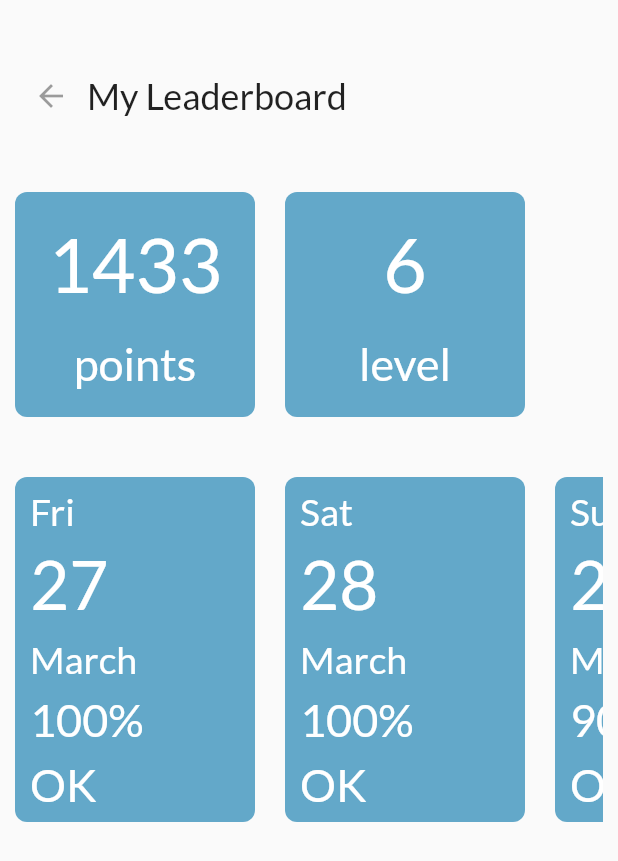
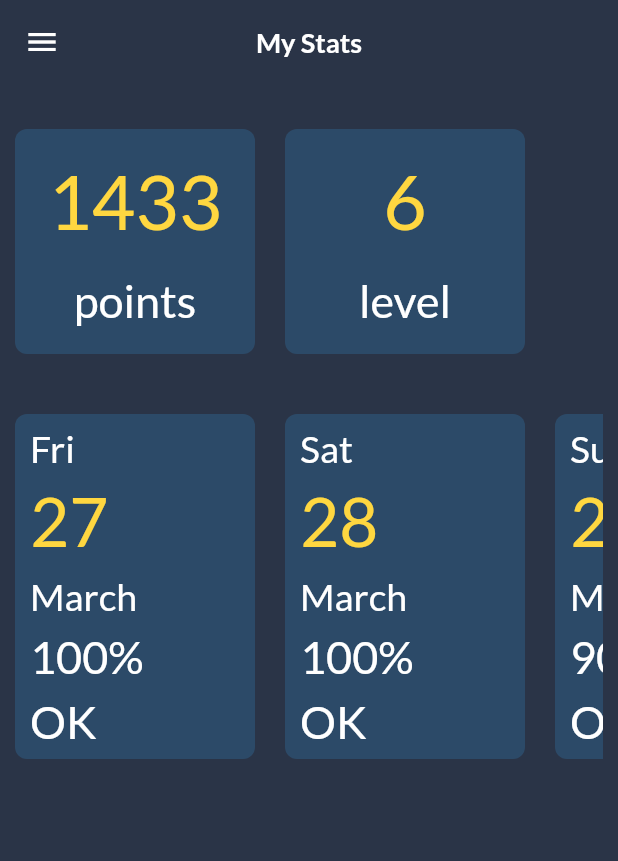
Before and after one commit to abender777/isolation_hero, a Flutter app: the _MyLeaderboardMobile widget shown alone on an empty page, opened directly with empty values, on a phone screen of 412 x 824 dp. Shown: the top 861 px of the screen. Run offline on Flutter 3.47's test engine with Material 2 defaults, Android fonts, the phone set to English and light mode, and no system bars; our stand-ins replace avatar_glow, equatable, flutter_map, font_awesome_flutter, geolocator, get_it and 5 more.

Commit message:
1. Updated leaderboard
2. Added master widget

3. Added drawer widget

```diff
--- a/lib/theme/app_theme.dart
+++ b/lib/theme/app_theme.dart
@@ -17,9 +17,9 @@ final darkTheme = ThemeData(
 
 final lightTheme = ThemeData(
     primarySwatch: Colors.grey,
-    primaryColor: Colors.white,
+    primaryColor: Color.fromRGBO(42, 52, 71, 1),
     brightness: Brightness.light,
-    backgroundColor: const Color(0xFFE5E5E5),
+    backgroundColor: Color.fromRGBO(42, 52, 71, 1),
     accentColor: Colors.black,
     accentIconTheme: IconThemeData(color: Colors.white),
     dividerColor: Colors.white54,
--- a/lib/views/my_leaderboard/my_leaderboard_mobile.dart
+++ b/lib/views/my_leaderboard/my_leaderboard_mobile.dart
@@ -16,6 +16,8 @@ class _MyLeaderboardState extends State<_MyLeaderboardMobile> {
 
   _MyLeaderboardState(this.viewModel);
 
+  Widget body;
+
   @override
   void initState() {
     super.initState();
@@ -25,21 +27,14 @@ class _MyLeaderboardState extends State<_MyLeaderboardMobile> {
 
   @override
   Widget build(BuildContext context) {
-    return Scaffold(
-        body: Container(
+    setState(() {
+    body = Container(
             padding: EdgeInsets.all(5),
             child: SingleChildScrollView(
                 child: Column(children: <Widget>[
               Container(
-                  margin: EdgeInsets.only(top: 30),
                   padding: EdgeInsets.all(5.0),
                   child: Column(children: <Widget>[
-                    Row(children: <Widget>[
-                      IconButton(icon: Icon(Icons.arrow_back), onPressed: null),
-                      Text("My Leaderboard",
-                          style: Theme.of(context).textTheme.headline)
-                    ]),
-                    SizedBox(height: 20),
                     Container(
                       margin: EdgeInsets.symmetric(vertical: 20.0),
                       height: 150.0,
@@ -57,10 +52,10 @@ class _MyLeaderboardState extends State<_MyLeaderboardMobile> {
                       ),
                     ),
                   ])),
-
-            ]))));
+            ])));
+    });
+    return MasterWidget(showDrawer: true, body: body, title: "My Stats");
   }
-
 
   List<Widget> getStatisticsListView(BuildContext context) {
     List<Widget> result = new List<Widget>();
@@ -71,7 +66,7 @@ class _MyLeaderboardState extends State<_MyLeaderboardMobile> {
         result.add(Container(
             width: 160.0,
             decoration: BoxDecoration(
-                color: Color.fromRGBO(99, 168, 201, 1),
+                color: Color.fromRGBO(44, 74, 104, 1),
                 borderRadius: BorderRadius.circular(8)),
             child: Column(
               crossAxisAlignment: CrossAxisAlignment.center,
@@ -79,7 +74,7 @@ class _MyLeaderboardState extends State<_MyLeaderboardMobile> {
               children: <Widget>[
                 Text(this.viewModel.learderbordStats[count].count,
                     style: TextStyle(
-                        color: Colors.white,
+                        color: Colors.amberAccent,
                         fontFamily: 'Monte',
                         fontSize: 50)),
                 Text(this.viewModel.learderbordStats[count].name,
@@ -101,9 +96,9 @@ class _MyLeaderboardState extends State<_MyLeaderboardMobile> {
           count++) {
         result.add(Container(
             width: 160.0,
-            padding: EdgeInsets.only(left:10),
+            padding: EdgeInsets.only(left: 10),
             decoration: BoxDecoration(
-                color: Color.fromRGBO(99, 168, 201, 1),
+                color: Color.fromRGBO(44, 74, 104, 1),
                 borderRadius: BorderRadius.circular(8)),
             child: Column(
               crossAxisAlignment: CrossAxisAlignment.start,
@@ -116,14 +111,27 @@ class _MyLeaderboardState extends State<_MyLeaderboardMobile> {
                         fontSize: 25)),
                 Text(this.viewModel.learderbordDailyStats[count].date,
                     style: TextStyle(
-                        color: Colors.white, fontFamily: 'Monte', fontSize: 45)),
+                        color: Colors.amberAccent,
+                        fontFamily: 'Monte',
+                        fontSize: 45)),
                 Text(this.viewModel.learderbordDailyStats[count].month,
                     style: TextStyle(
-                        color: Colors.white, fontFamily: 'Monte', fontSize: 25)),
-                Text(this.viewModel.learderbordDailyStats[count].percentage + "%",
+                        color: Colors.white,
+                        fontFamily: 'Monte',
+                        fontSize: 25)),
+                Text(
+                    this.viewModel.learderbordDailyStats[count].percentage +
+                        "%",
                     style: TextStyle(
-                        color: Colors.white, fontFamily: 'Monte', fontSize: 30)),
-                Text(this.viewModel.learderbordDailyStats[count].status.toUpperCase(),
+                        color: Colors.white,
+                        fontFamily: 'Monte',
+                        fontSize: 30)),
+                Text(
+                    this
+                        .viewModel
+                        .learderbordDailyStats[count]
+                        .status
+                        .toUpperCase(),
                     style: TextStyle(
                         color: Colors.white, fontFamily: 'Monte', fontSize: 30))
               ],
@@ -133,5 +141,4 @@ class _MyLeaderboardState extends State<_MyLeaderboardMobile> {
     }
     return result;
   }
-
 }
--- a/lib/views/my_leaderboard/my_leaderboard_view.dart
+++ b/lib/views/my_leaderboard/my_leaderboard_view.dart
@@ -1,6 +1,6 @@
 library my_leaderboard_view;
 
-import 'package:isolationhero/widgets/time_counter/time_counter_widget.dart';
+import 'package:isolationhero/widgets/master/master_widget.dart';
 import 'package:provider_architecture/provider_architecture.dart';
 import 'package:responsive_builder/responsive_builder.dart';
 import 'package:flutter/material.dart';
--- a/lib/views/sign_up/sign_up_view.dart
+++ b/lib/views/sign_up/sign_up_view.dart
@@ -2,7 +2,9 @@ library sign_up_view;
 
 import 'package:avatar_glow/avatar_glow.dart';
 import 'package:font_awesome_flutter/font_awesome_flutter.dart';
+import 'package:isolationhero/theme/app_theme.dart';
 import 'package:isolationhero/views/additional_information/additional_information_view.dart';
+import 'package:isolationhero/views/sign_in/sign_in_view.dart';
 import 'package:provider_architecture/provider_architecture.dart';
 import 'package:responsive_builder/responsive_builder.dart';
 import 'package:flutter/material.dart';
--- /dev/null
+++ b/lib/widgets/master/master_mobile.dart
@@ -0,0 +1,30 @@
+part of master_widget;
+
+class _MasterMobile extends StatelessWidget {
+  final bool showDrawer;
+  final Widget body;
+  final String title;
+
+  const _MasterMobile({Key key, this.showDrawer, this.body, this.title})
+      : super(key: key);
+
+  @override
+  Widget build(BuildContext context) {
+    return Scaffold(
+      backgroundColor: Theme.of(context).backgroundColor,
+      appBar: AppBar(
+        title: Text(title != null ? title : "",
+            style: TextStyle(
+                fontWeight: FontWeight.bold,
+                fontSize: 18.0,
+                color: Colors.white,
+                fontFamily: 'Monte')),
+        backgroundColor: Colors.transparent,
+        elevation: 0.0,
+        centerTitle: true,
+      ),
+      body: body,
+      drawer: Drawer(),
+    );
+  }
+}
--- /dev/null
+++ b/lib/widgets/master/master_widget.dart
@@ -0,0 +1,25 @@
+library master_widget;
+
+import 'package:responsive_builder/responsive_builder.dart';
+import 'package:flutter/material.dart';
+
+part 'master_mobile.dart';
+part 'master_tablet.dart';
+part 'master_desktop.dart';
+
+class MasterWidget extends StatelessWidget {
+  final bool showDrawer;
+  final Widget body;
+  final String title;
+
+  const MasterWidget({Key key, this.showDrawer, this.body, this.title}) : super(key: key);
+
+  @override
+  Widget build(BuildContext context) {
+    return ScreenTypeLayout(
+        mobile: _MasterMobile(showDrawer: showDrawer, body: body, title: title),
+        desktop: _MasterDesktop(),
+        tablet: _MasterTablet(),
+    );
+  }
+}
```
Also changed, not shown: lib/views/sign_up/sign_up_mobile.dart (+9 -1 lines), lib/widgets/drawer/drawer_desktop.dart (added, +10 -0 lines), lib/widgets/drawer/drawer_mobile.dart (added, +47 -0 lines), lib/widgets/drawer/drawer_tablet.dart (added, +10 -0 lines), lib/widgets/drawer/drawer_widget.dart (added, +19 -0 lines), lib/widgets/master/master_desktop.dart (added, +10 -0 lines), lib/widgets/master/master_tablet.dart (added, +10 -0 lines).
